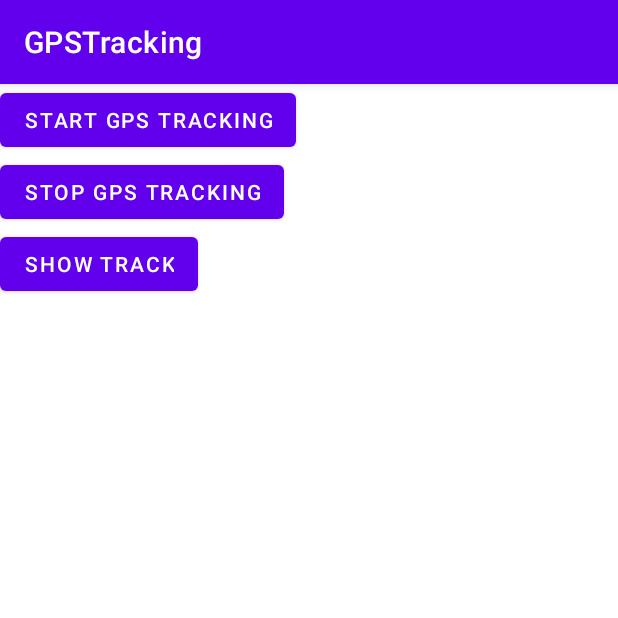
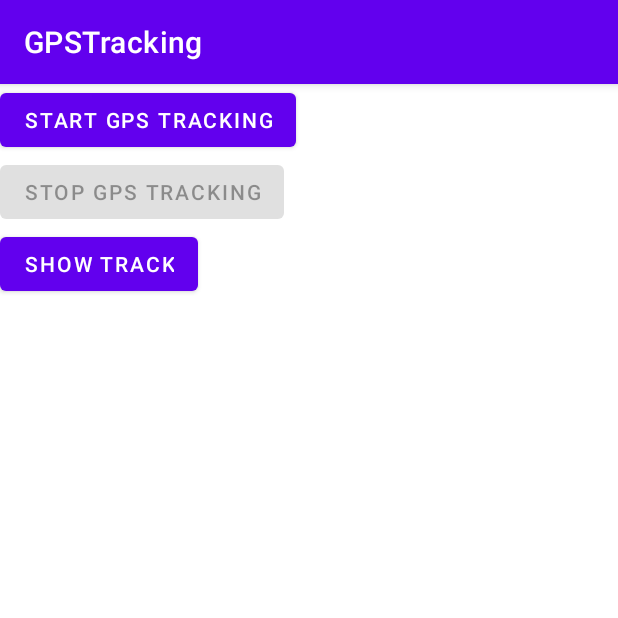
Before and after one commit to SabinaC09/GPSTracking, an Android app: the screen it shows after launch (MainActivity), after a tap on "START GPS TRACKING", on a phone screen of 412 x 824 dp, the top half of it. Run offline under Robolectric (Android 15) with nearby library versions, the phone set to English and light mode, and no system bars.

Commit message:
final commit

```diff
--- a/app/src/main/java/com/example/gpstracking/MainActivity.java
+++ b/app/src/main/java/com/example/gpstracking/MainActivity.java
@@ -28,18 +28,20 @@ import java.util.List;
 
 public class MainActivity extends AppCompatActivity {
 
-    public static final int DEFAULT_UPDATE_INTERVAL = 30;
-    public static final int FAST_UPDATE_INTERVAL = 5;
+    public static final int DEFAULT_UPDATE_INTERVAL = 300;
+    public static final int FAST_UPDATE_INTERVAL = 180;
     private static final int PERMISSIONS_FINE_LOCATION = 33;
 
     Location currentLocation;
     List<Location> savedLocations = new ArrayList<>();
 
+    Button startTrackingButton, stopTrackingButton, showTrackButton;
+
 
     //Google's API for location services. The majority of the app functions using this class.
     FusedLocationProviderClient fusedLocationProviderClient;
 
-    //variable to remember if we are traacking location or not
+    //variable to remember if we are tracking location or not
     boolean updateOn = false;
 
     //Location request is a config file dor all setting related to FusedLocationProviderClient
@@ -52,7 +54,7 @@ public class MainActivity extends AppCompatActivity {
         super.onCreate(savedInstanceState);
         setContentView(R.layout.activity_main);
 
-        fusedLocationProviderClient=LocationServices.getFusedLocationProviderClient(this);
+        fusedLocationProviderClient = LocationServices.getFusedLocationProviderClient(this);
 
         //set all properties of LocationRequest
         locationRequest = new LocationRequest();
@@ -75,23 +77,27 @@ public class MainActivity extends AppCompatActivity {
             }
         };
 
-        Button startTrackingButton = (Button) findViewById(R.id.btn_start_gps_tracking);
+        startTrackingButton = (Button) findViewById(R.id.btn_start_gps_tracking);
         startTrackingButton.setOnClickListener(new View.OnClickListener() {
             @Override
             public void onClick(View view) {
+                updateGPS();
                 startLocationUpdates();
             }
         });
 
-        Button stopTrackingButton = (Button) findViewById(R.id.btn_stop_gps_tracking);
+        stopTrackingButton = (Button) findViewById(R.id.btn_stop_gps_tracking);
+        stopTrackingButton.setEnabled(false);
         stopTrackingButton.setOnClickListener(new View.OnClickListener() {
             @Override
             public void onClick(View view) {
                 stopLocationUpdates();
+                stopTrackingButton.setEnabled(false);
             }
         });
 
-        Button showTrackButton = (Button) findViewById(R.id.btn_show_tracking);
+
+        showTrackButton = (Button) findViewById(R.id.btn_show_tracking);
         showTrackButton.setOnClickListener(new View.OnClickListener() {
             @Override
             public void onClick(View view) {
@@ -102,21 +108,18 @@ public class MainActivity extends AppCompatActivity {
     }
 
     private void stopLocationUpdates() {
+        Toast.makeText(this, "Stop tracking", Toast.LENGTH_SHORT).show();
         fusedLocationProviderClient.removeLocationUpdates(locationCallback);
     }
 
     private void startLocationUpdates() {
-        if (ActivityCompat.checkSelfPermission(this, Manifest.permission.ACCESS_FINE_LOCATION) != PackageManager.PERMISSION_GRANTED && ActivityCompat.checkSelfPermission(this, Manifest.permission.ACCESS_COARSE_LOCATION) != PackageManager.PERMISSION_GRANTED) {
-            // TODO: Consider calling
-            //    ActivityCompat#requestPermissions
-            // here to request the missing permissions, and then overriding
-            //   public void onRequestPermissionsResult(int requestCode, String[] permissions,
-            //                                          int[] grantResults)
-            // to handle the case where the user grants the permission. See the documentation
-            // for ActivityCompat#requestPermissions for more details.
-            return;
+
+        Toast.makeText(this, "Start tracking", Toast.LENGTH_SHORT).show();
+
+        if(ActivityCompat.checkSelfPermission(this, Manifest.permission.ACCESS_FINE_LOCATION) == PackageManager.PERMISSION_GRANTED) {
+            fusedLocationProviderClient.requestLocationUpdates(locationRequest, locationCallback, null);
         }
-        fusedLocationProviderClient.requestLocationUpdates(locationRequest, locationCallback, null);
+
     }
 
     @Override
@@ -133,6 +136,7 @@ public class MainActivity extends AppCompatActivity {
             case PERMISSIONS_FINE_LOCATION:
                 if(grantResults[0] == PackageManager.PERMISSION_GRANTED) {
                     updateGPS();
+
                 }
                 else {
                     Toast.makeText(this, "This app requires permission to work properly", Toast.LENGTH_SHORT).show();
@@ -144,7 +148,6 @@ public class MainActivity extends AppCompatActivity {
     private void updateGPS() {
         //get permissions from the user to track GPS
         //get the current location from fused client
-        //update the UI - set all properties in their associated text view items.
 
         fusedLocationProviderClient = LocationServices.getFusedLocationProviderClient(MainActivity.this);
         if(ActivityCompat.checkSelfPermission(this, Manifest.permission.ACCESS_FINE_LOCATION) == PackageManager.PERMISSION_GRANTED) {
@@ -155,7 +158,7 @@ public class MainActivity extends AppCompatActivity {
                     //we got permissions.
                     currentLocation = location;
                     savedLocations.add(currentLocation);
-
+                    stopTrackingButton.setEnabled(true);
                 }
             });
         } else {
--- a/app/src/main/java/com/example/gpstracking/MapsActivity.java
+++ b/app/src/main/java/com/example/gpstracking/MapsActivity.java
@@ -63,7 +63,7 @@ public class MapsActivity extends FragmentActivity implements OnMapReadyCallback
             markerOptions.position(latLng);
             markerOptions.title("Lat: "+location.getLatitude()+ " Long: "+location.getLongitude());
             mMap.addMarker(markerOptions);
-            mMap.moveCamera(CameraUpdateFactory.newLatLng(latLng));
+            mMap.moveCamera(CameraUpdateFactory.newLatLngZoom(latLng, 14.0f));
         }
     }
 }
```
